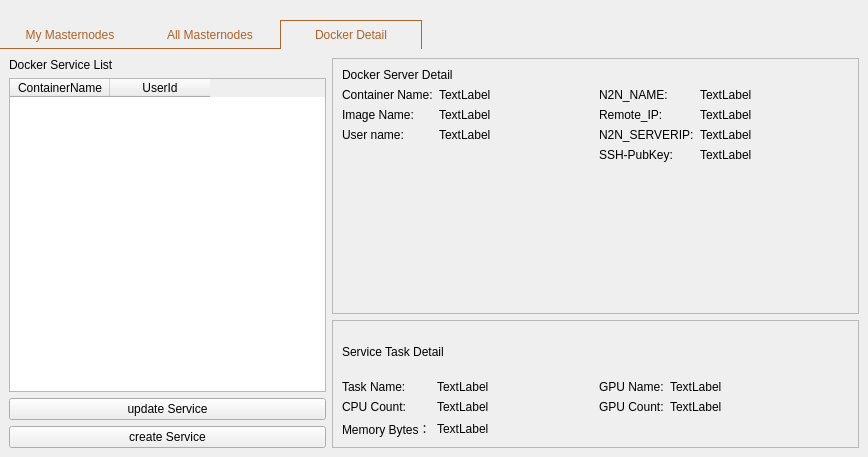
Above: src/qt/forms/masternodelist.ui from MassGrid/MassGrid before the change. Below: the same form after it.
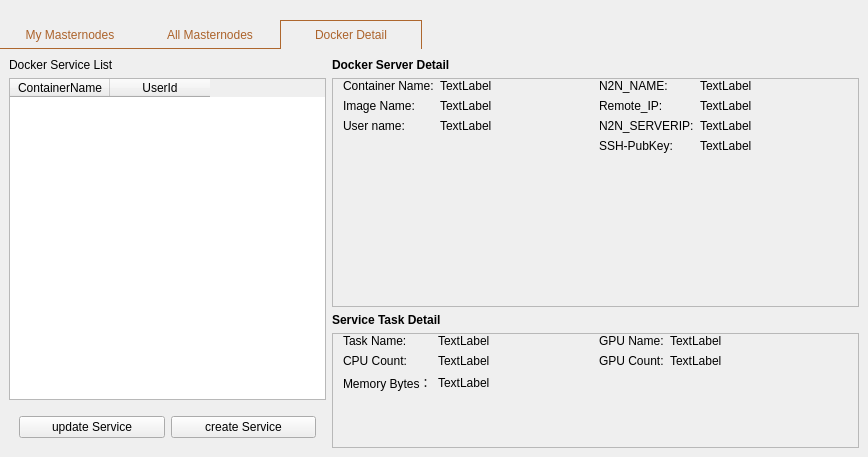
That is the form after the change.

```diff
--- a/src/qt/forms/masternodelist.ui
+++ b/src/qt/forms/masternodelist.ui
@@ -397,23 +397,52 @@
             </widget>
            </item>
            <item>
-            <widget class="QPushButton" name="updateServiceBtn">
-             <property name="text">
-              <string>update Service</string>
+            <layout class="QHBoxLayout" name="horizontalLayout_6">
+             <property name="leftMargin">
+              <number>10</number>
              </property>
-            </widget>
-           </item>
-           <item>
-            <widget class="QPushButton" name="createServiceBtn">
-             <property name="text">
-              <string>create Service</string>
+             <property name="topMargin">
+              <number>10</number>
              </property>
-            </widget>
+             <property name="rightMargin">
+              <number>10</number>
+             </property>
+             <property name="bottomMargin">
+              <number>10</number>
+             </property>
+             <item>
+              <widget class="QPushButton" name="updateServiceBtn">
+               <property name="text">
+                <string>update Service</string>
+               </property>
+              </widget>
+             </item>
+             <item>
+              <widget class="QPushButton" name="createServiceBtn">
+               <property name="text">
+                <string>create Service</string>
+               </property>
+              </widget>
+             </item>
+            </layout>
            </item>
           </layout>
          </item>
          <item>
-          <layout class="QVBoxLayout" name="verticalLayout_4" stretch="2,1">
+          <layout class="QVBoxLayout" name="verticalLayout_4" stretch="0,2,0,1">
+           <item>
+            <widget class="QLabel" name="label_2">
+             <property name="font">
+              <font>
+               <weight>75</weight>
+               <bold>true</bold>
+              </font>
+             </property>
+             <property name="text">
+              <string>Docker Server Detail</string>
+             </property>
+            </widget>
+           </item>
            <item>
             <widget class="QFrame" name="frame_3">
              <property name="minimumSize">
@@ -429,15 +458,26 @@
               <enum>QFrame::Raised</enum>
              </property>
              <layout class="QVBoxLayout" name="verticalLayout_5">
-              <item>
-               <widget class="QLabel" name="label_2">
-                <property name="text">
-                 <string>Docker Server Detail</string>
-                </property>
-               </widget>
-              </item>
+              <property name="leftMargin">
+               <number>0</number>
+              </property>
+              <property name="topMargin">
+               <number>0</number>
+              </property>
+              <property name="rightMargin">
+               <number>0</number>
+              </property>
+              <property name="bottomMargin">
+               <number>0</number>
+              </property>
               <item>
                <layout class="QHBoxLayout" name="horizontalLayout">
+                <property name="leftMargin">
+                 <number>10</number>
+                </property>
+                <property name="rightMargin">
+                 <number>10</number>
+                </property>
                 <item>
                  <layout class="QFormLayout" name="formLayout">
                   <item row="0" column="0">
@@ -594,6 +634,19 @@
              </layout>
             </widget>
            </item>
+           <item>
+            <widget class="QLabel" name="label_3">
+             <property name="font">
+              <font>
+               <weight>75</weight>
+               <bold>true</bold>
+              </font>
+             </property>
+             <property name="text">
+              <string>Service Task Detail</string>
+             </property>
+            </widget>
+           </item>
            <item>
             <widget class="QFrame" name="frame">
              <property name="frameShape">
@@ -603,15 +656,29 @@
               <enum>QFrame::Raised</enum>
              </property>
              <layout class="QVBoxLayout" name="verticalLayout_6">
-              <item>
-               <widget class="QLabel" name="label_3">
-                <property name="text">
-                 <string>Service Task Detail</string>
-                </property>
-               </widget>
-              </item>
+              <property name="leftMargin">
+               <number>0</number>
+              </property>
+              <property name="topMargin">
+               <number>0</number>
+              </property>
+              <property name="rightMargin">
+               <number>0</number>
+              </property>
+              <property name="bottomMargin">
+               <number>0</number>
+              </property>
               <item>
                <layout class="QHBoxLayout" name="horizontalLayout_2">
+                <property name="leftMargin">
+                 <number>10</number>
+                </property>
+                <property name="topMargin">
+                 <number>0</number>
+                </property>
+                <property name="rightMargin">
+                 <number>10</number>
+                </property>
                 <item>
                  <layout class="QFormLayout" name="formLayout_3">
                   <item row="0" column="0">
```
